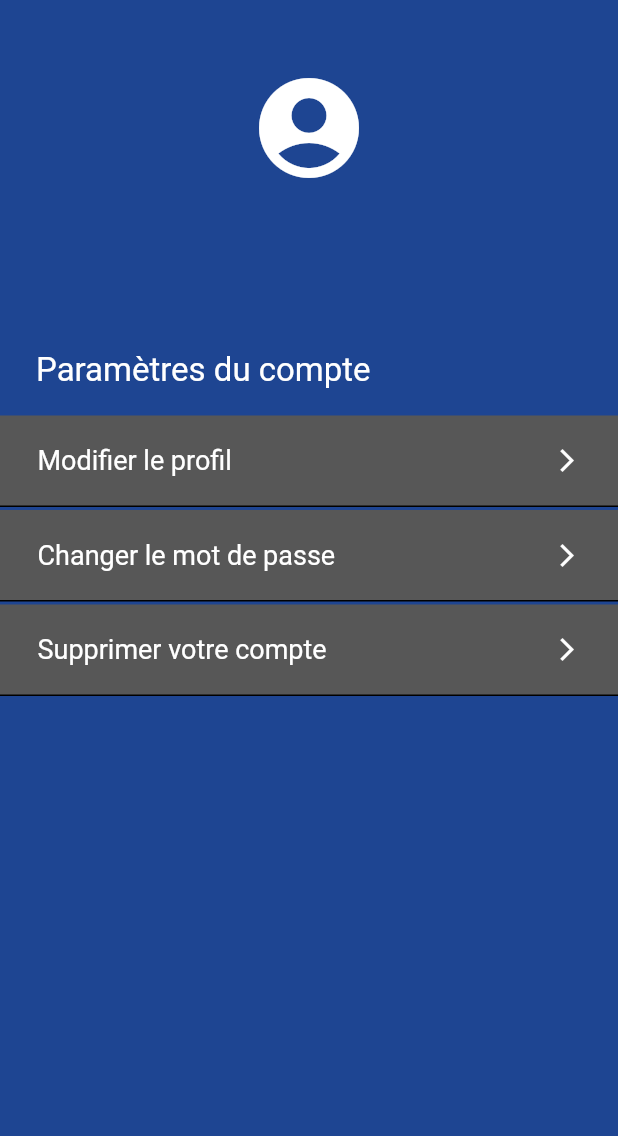
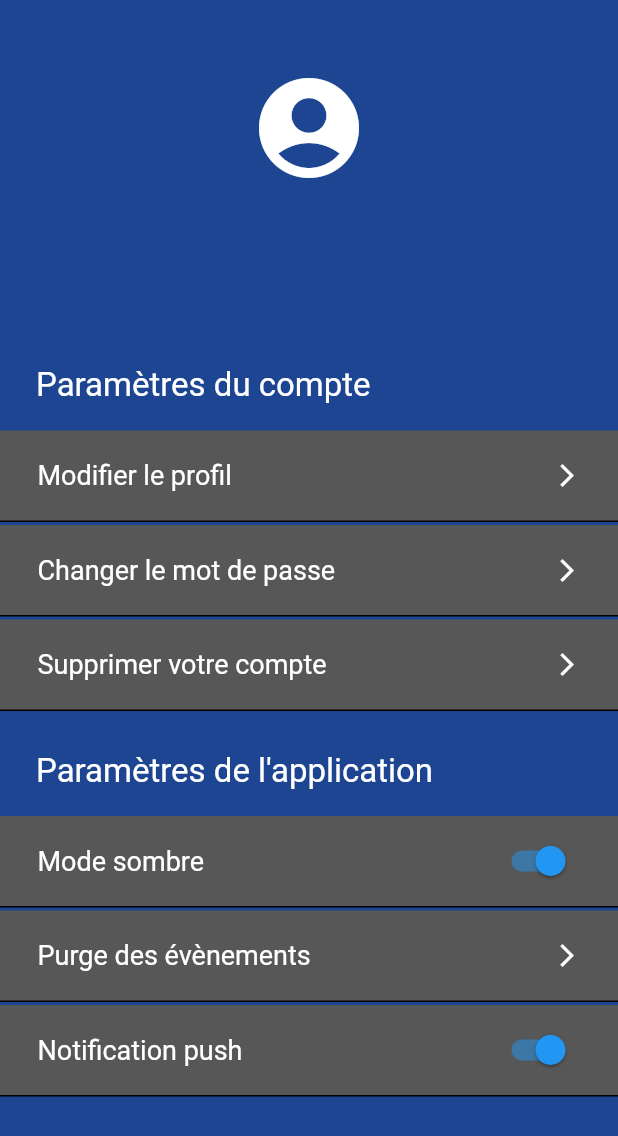
Before and after one commit to ZephirSD/MessageHDM, a Flutter app: the CompteContainer screen opened directly, on a phone screen of 412 x 824 dp. Shown: the top 1136 px of the screen. Run offline on Flutter 3.47's test engine with Material 2 defaults, Android fonts, the phone set to English and light mode, and no system bars; our stand-ins replace adaptive_theme, file_picker, flutter_local_notifications, flutter_slidable, font_awesome_flutter, get and 1 more; missing offline and left inert: flutter_mentions, open_app_file, session_next; accounts and stored records are empty.

Commit message:
Modification de la page des Comptes et ajout de nouveaux paramètres d'application

```diff
--- a/lib/Pages/ComptePage.dart
+++ b/lib/Pages/ComptePage.dart
@@ -30,8 +30,11 @@ class _CompteContainerState extends State<CompteContainer> {
   @override
   Widget build(BuildContext context) {
     return Scaffold(
-      body: Container(
-        color: CouleursPrefs.couleurPrinc,
+      backgroundColor: CouleursPrefs.couleurPrinc,
+      body: SingleChildScrollView(
+        child: SafeArea(
+          child: Container(
+            // color: CouleursPrefs.couleurPrinc,
             child: Column(
               mainAxisSize: MainAxisSize.max,
               crossAxisAlignment: CrossAxisAlignment.stretch,
@@ -65,11 +68,16 @@ class _CompteContainerState extends State<CompteContainer> {
                     ),
                   ),
                 ),
+                Padding(
+                  padding: const EdgeInsets.symmetric(vertical: 10),
+                  child: Column(
+                    children: [
                       Row(
                         mainAxisSize: MainAxisSize.max,
                         children: [
                           Padding(
-                  padding: EdgeInsetsDirectional.fromSTEB(24, 16, 0, 16),
+                            padding:
+                                EdgeInsetsDirectional.fromSTEB(24, 16, 0, 16),
                             child: Text(
                               'Paramètres du compte',
                               style: TextStyle(
@@ -80,10 +88,8 @@ class _CompteContainerState extends State<CompteContainer> {
                           ),
                         ],
                       ),
-            Expanded(
-              child: ListView(
-                padding: EdgeInsets.zero,
-                scrollDirection: Axis.vertical,
+                      Container(
+                        child: Column(
                           children: [
                             CaseCompte(
                               'Modifier le profil',
@@ -93,11 +99,60 @@ class _CompteContainerState extends State<CompteContainer> {
                               'Changer le mot de passe',
                               redirection: const ModifPasswordPage(),
                             ),
-                  CaseCompte("Supprimer votre compte"),
+                            CaseCompte(
+                              "Supprimer votre compte",
+                              boolPage: false,
+                              boolPopUp: true,
+                            ),
+                          ],
+                        ),
+                      ),
+                    ],
+                  ),
+                ),
+                Column(
+                  children: [
+                    Row(
+                      mainAxisSize: MainAxisSize.max,
+                      children: [
+                        Padding(
+                          padding:
+                              EdgeInsetsDirectional.fromSTEB(24, 16, 0, 16),
+                          child: Text(
+                            "Paramètres de l'application",
+                            style: TextStyle(
+                              fontSize: 22,
+                              color: Colors.white,
+                            ),
+                          ),
+                        ),
+                      ],
+                    ),
+                    Container(
+                      child: Column(
+                        children: [
+                          CaseCompte(
+                            'Mode sombre',
+                            boolPage: false,
+                            toggle: true,
+                          ),
+                          CaseCompte(
+                            "Purge des évènements",
+                            boolPage: false,
+                          ),
+                          CaseCompte(
+                            "Notification push",
+                            boolPage: false,
+                            toggle: true,
+                          )
                         ],
                       ),
                     )
                   ],
+                )
+              ],
+            ),
+          ),
         ),
       ),
     );
```
Lines whose indentation alone changed are shown as unchanged.
